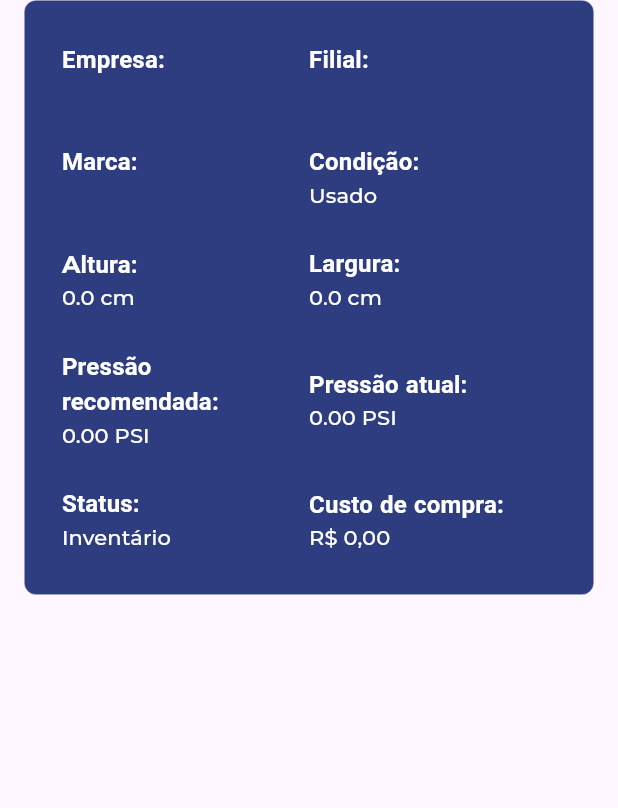
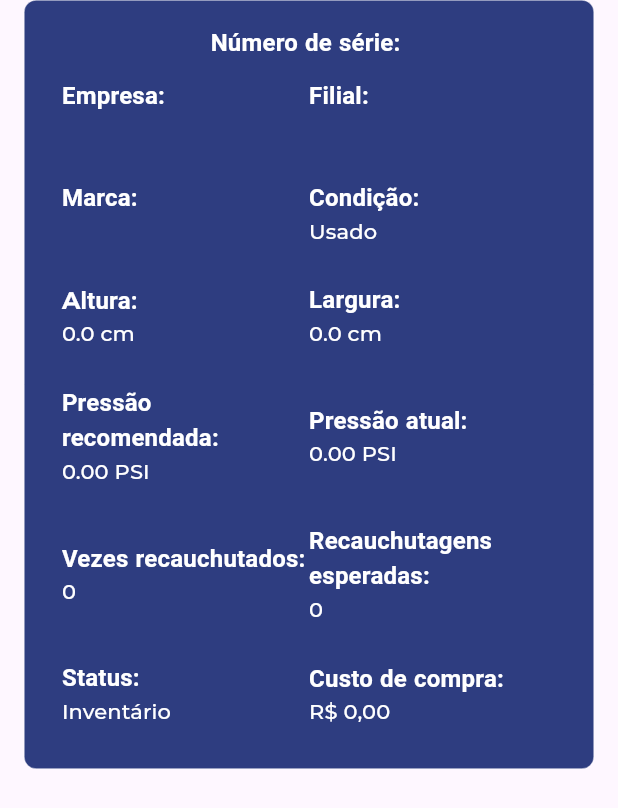
Before and after one commit to JacoRochadev/prologApp, a Flutter app: the CardDetailsWidget widget shown alone on an empty page, opened directly with empty values, on a phone screen of 412 x 824 dp. Shown: the top 808 px of the screen. Run offline on Flutter 3.47's test engine with Material 3 defaults, Android fonts, the phone set to English and light mode, and no system bars; our stand-ins replace dartz, dio, equatable, flutter_mobx, flutter_modular, google_fonts and 1 more; generated files the repository leaves out were written again; network calls fail; Roboto replaces fonts that are missing (Prompt).

Commit message:
add item in details

```diff
--- a/lib/features/tire/presentation/stores/tire_store.dart
+++ b/lib/features/tire/presentation/stores/tire_store.dart
@@ -64,7 +64,7 @@ abstract class _TireStoreBase with Store {
 
   int pageNumber = 0;
 
-  int pageSize = 20;
+  int pageSize = 15;
 
   void plusPagination() => pageNumber++;
 
--- a/lib/features/tire/presentation/widgets/card_details_widget.dart
+++ b/lib/features/tire/presentation/widgets/card_details_widget.dart
@@ -30,6 +30,13 @@ class CardDetailsWidget extends StatelessWidget {
           child: Column(
             mainAxisSize: MainAxisSize.min,
             children: [
+              Text(
+                'Número de série: ${tireDetails.serialNumber}',
+                style: Theme.of(context).textTheme.titleMedium!.copyWith(
+                      color: Colors.white,
+                      fontWeight: FontWeight.bold,
+                    ),
+              ),
               CardItemWidget(
                 label1: 'Empresa:',
                 label2: 'Filial:',
@@ -55,6 +62,12 @@ class CardDetailsWidget extends StatelessWidget {
                 value2: parseNumToStringPsi(tireDetails.currentPressure),
               ),
               CardItemWidget(
+                label1: 'Vezes recauchutados:',
+                label2: 'Recauchutagens esperadas:',
+                value1: tireDetails.timesRetreaded.toString(),
+                value2: tireDetails.maxRetreadsExpected.toString(),
+              ),
+              CardItemWidget(
                 label1: 'Status:',
                 label2: 'Custo de compra:',
                 value1: tireDetails.status?.name ?? '',
```
